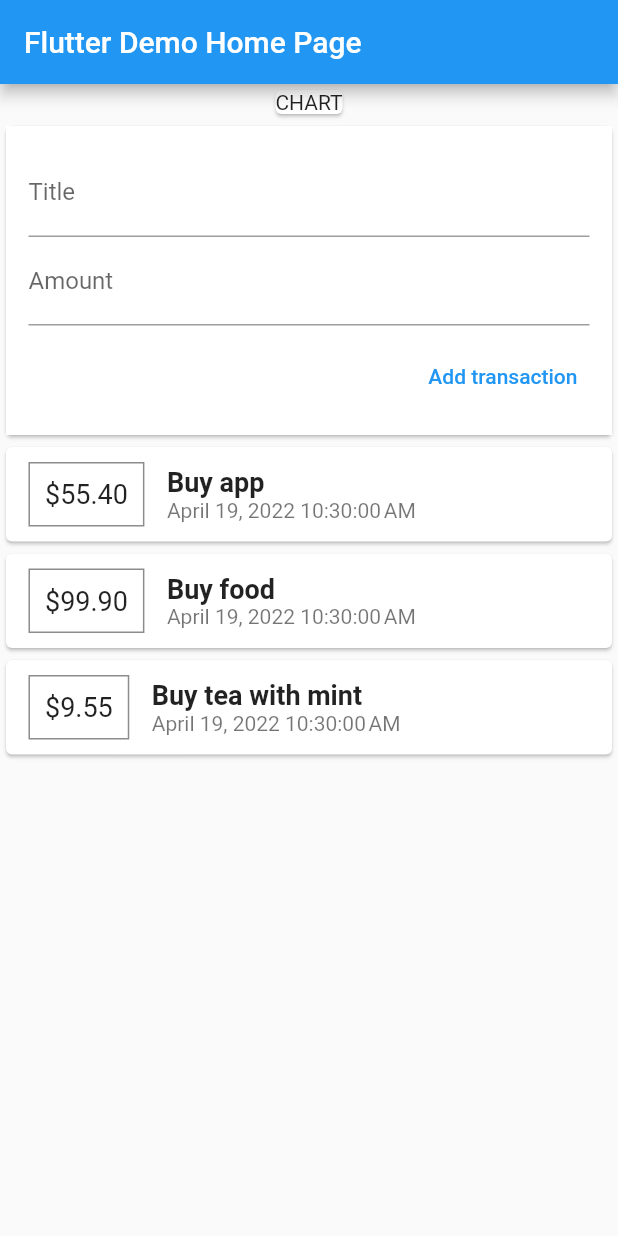
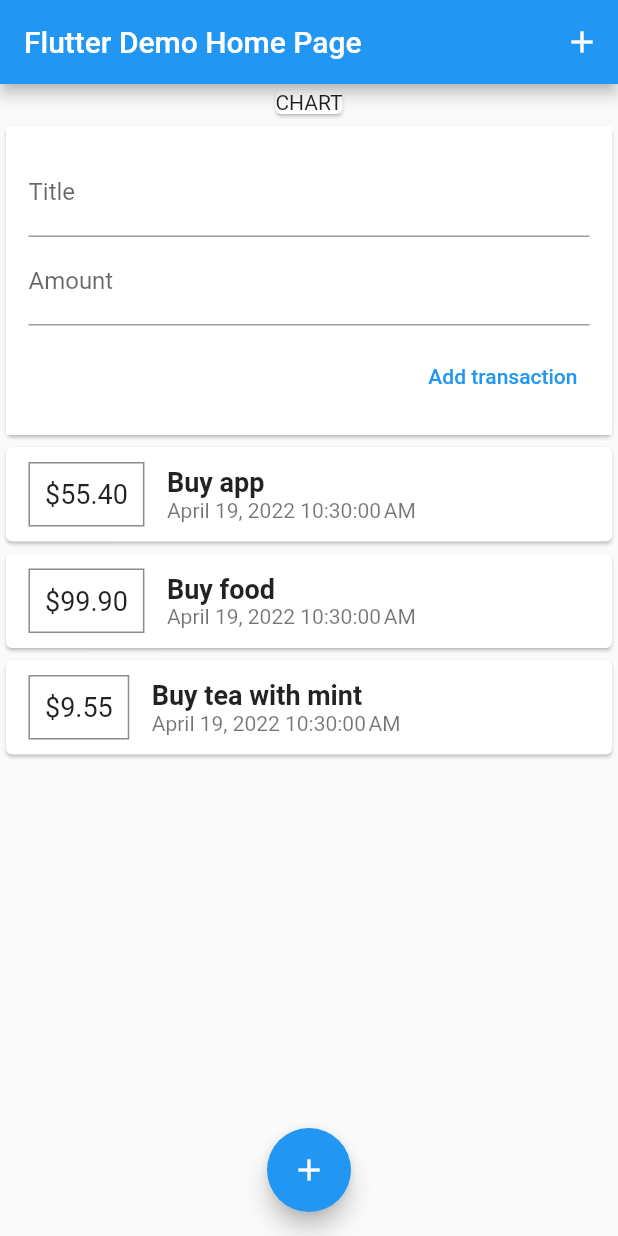
Before and after one commit to KyriakosMilad/expenses_tracker, a Flutter app: the screen it shows after launch, on a phone screen of 412 x 824 dp. Run offline on Flutter 3.47's test engine with Material 2 defaults, Android fonts, the phone set to English and light mode, and no system bars.

Commit message:
Add floating buttons to create new transaction

```diff
--- a/lib/main.dart
+++ b/lib/main.dart
@@ -26,6 +26,7 @@ class MyHomePage extends StatelessWidget {
     return Scaffold(
       appBar: AppBar(
         title: Text(title),
+        actions: <Widget>[IconButton(onPressed: () {}, icon: Icon(Icons.add))],
       ),
       body: Column(
         children: <Widget>[
@@ -35,6 +36,8 @@ class MyHomePage extends StatelessWidget {
           UserTransactions()
         ],
       ),
+      floatingActionButtonLocation: FloatingActionButtonLocation.centerFloat,
+      floatingActionButton: FloatingActionButton(onPressed: () {}, child: Icon(Icons.add)),
     );
   }
 }
```
